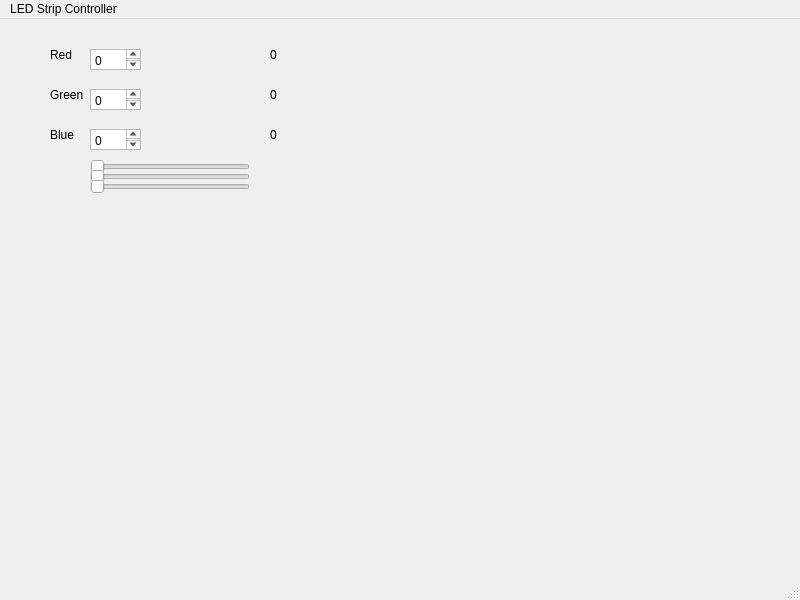
First picture: the form in mainwindow.ui, repository yasir159/ledProject, before the edit.
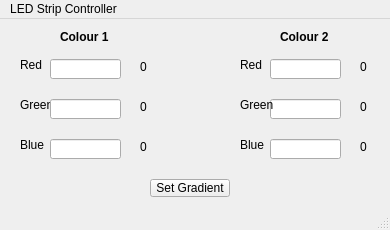
Second picture: the form after the edit.

Commit message: Finished code. Includes gradient and solid colour functions

Patch:
```diff
--- a/mainwindow.ui
+++ b/mainwindow.ui
@@ -2,13 +2,17 @@
 <ui version="4.0">
  <class>MainWindow</class>
  <widget class="QMainWindow" name="MainWindow">
-  <property name="geometry">
-   <rect>
-    <x>0</x>
-    <y>0</y>
-    <width>800</width>
-    <height>600</height>
-   </rect>
+  <property name="minimumSize">
+   <size>
+    <width>390</width>
+    <height>230</height>
+   </size>
+  </property>
+  <property name="sizeIncrement">
+   <size>
+    <width>100</width>
+    <height>100</height>
+   </size>
   </property>
   <property name="windowTitle">
    <string>MainWindow</string>
@@ -17,8 +21,8 @@
    <widget class="QLabel" name="red_label">
     <property name="geometry">
      <rect>
-      <x>50</x>
-      <y>30</y>
+      <x>20</x>
+      <y>40</y>
       <width>37</width>
       <height>12</height>
      </rect>
@@ -30,8 +34,8 @@
    <widget class="QLabel" name="green_label">
     <property name="geometry">
      <rect>
-      <x>50</x>
-      <y>70</y>
+      <x>20</x>
+      <y>80</y>
       <width>37</width>
       <height>12</height>
      </rect>
@@ -43,8 +47,8 @@
    <widget class="QLabel" name="blue_label">
     <property name="geometry">
      <rect>
-      <x>50</x>
-      <y>110</y>
+      <x>20</x>
+      <y>120</y>
       <width>37</width>
       <height>12</height>
      </rect>
@@ -53,61 +57,13 @@
      <string>Blue</string>
     </property>
    </widget>
-   <widget class="QSlider" name="red_slider">
-    <property name="geometry">
-     <rect>
-      <x>90</x>
-      <y>140</y>
-      <width>160</width>
-      <height>16</height>
-     </rect>
-    </property>
-    <property name="maximum">
-     <number>255</number>
-    </property>
-    <property name="orientation">
-     <enum>Qt::Orientation::Horizontal</enum>
-    </property>
-   </widget>
-   <widget class="QSlider" name="green_slider">
-    <property name="geometry">
-     <rect>
-      <x>90</x>
-      <y>150</y>
-      <width>160</width>
-      <height>16</height>
-     </rect>
-    </property>
-    <property name="maximum">
-     <number>255</number>
-    </property>
-    <property name="orientation">
-     <enum>Qt::Orientation::Horizontal</enum>
-    </property>
-   </widget>
-   <widget class="QSlider" name="blue_slider">
-    <property name="geometry">
-     <rect>
-      <x>90</x>
-      <y>160</y>
-      <width>160</width>
-      <height>16</height>
-     </rect>
-    </property>
-    <property name="maximum">
-     <number>255</number>
-    </property>
-    <property name="orientation">
-     <enum>Qt::Orientation::Horizontal</enum>
-    </property>
-   </widget>
    <widget class="QLabel" name="red_value_label">
     <property name="geometry">
      <rect>
-      <x>270</x>
-      <y>30</y>
-      <width>37</width>
-      <height>12</height>
+      <x>140</x>
+      <y>40</y>
+      <width>31</width>
+      <height>16</height>
      </rect>
     </property>
     <property name="text">
@@ -117,10 +73,10 @@
    <widget class="QLabel" name="green_value_label">
     <property name="geometry">
      <rect>
-      <x>270</x>
-      <y>70</y>
-      <width>37</width>
-      <height>12</height>
+      <x>140</x>
+      <y>80</y>
+      <width>31</width>
+      <height>16</height>
      </rect>
     </property>
     <property name="text">
@@ -130,74 +86,201 @@
    <widget class="QLabel" name="blue_value_label">
     <property name="geometry">
      <rect>
+      <x>140</x>
+      <y>120</y>
+      <width>31</width>
+      <height>16</height>
+     </rect>
+    </property>
+    <property name="text">
+     <string>0</string>
+    </property>
+   </widget>
+   <widget class="QLineEdit" name="red_value_input_label">
+    <property name="geometry">
+     <rect>
+      <x>50</x>
+      <y>40</y>
+      <width>71</width>
+      <height>20</height>
+     </rect>
+    </property>
+   </widget>
+   <widget class="QLineEdit" name="green_value_input_label">
+    <property name="geometry">
+     <rect>
+      <x>50</x>
+      <y>80</y>
+      <width>71</width>
+      <height>20</height>
+     </rect>
+    </property>
+   </widget>
+   <widget class="QLineEdit" name="blue_value_input_label">
+    <property name="geometry">
+     <rect>
+      <x>50</x>
+      <y>120</y>
+      <width>71</width>
+      <height>20</height>
+     </rect>
+    </property>
+   </widget>
+   <widget class="QLabel" name="green_value_label_2">
+    <property name="geometry">
+     <rect>
+      <x>360</x>
+      <y>80</y>
+      <width>31</width>
+      <height>16</height>
+     </rect>
+    </property>
+    <property name="text">
+     <string>0</string>
+    </property>
+   </widget>
+   <widget class="QLabel" name="blue_label_2">
+    <property name="geometry">
+     <rect>
+      <x>240</x>
+      <y>120</y>
+      <width>37</width>
+      <height>12</height>
+     </rect>
+    </property>
+    <property name="text">
+     <string>Blue</string>
+    </property>
+   </widget>
+   <widget class="QLineEdit" name="red_value_input_label_2">
+    <property name="geometry">
+     <rect>
       <x>270</x>
-      <y>110</y>
+      <y>40</y>
+      <width>71</width>
+      <height>20</height>
+     </rect>
+    </property>
+   </widget>
+   <widget class="QLabel" name="blue_value_label_2">
+    <property name="geometry">
+     <rect>
+      <x>360</x>
+      <y>120</y>
+      <width>31</width>
+      <height>16</height>
+     </rect>
+    </property>
+    <property name="text">
+     <string>0</string>
+    </property>
+   </widget>
+   <widget class="QLabel" name="red_label_2">
+    <property name="geometry">
+     <rect>
+      <x>240</x>
+      <y>40</y>
       <width>37</width>
       <height>12</height>
      </rect>
     </property>
     <property name="text">
+     <string>Red</string>
+    </property>
+   </widget>
+   <widget class="QLabel" name="red_value_label_2">
+    <property name="geometry">
+     <rect>
+      <x>360</x>
+      <y>40</y>
+      <width>31</width>
+      <height>16</height>
+     </rect>
+    </property>
+    <property name="text">
      <string>0</string>
     </property>
    </widget>
-   <widget class="QTextEdit" name="red_value_input_label">
+   <widget class="QLineEdit" name="blue_value_input_label_2">
     <property name="geometry">
      <rect>
-      <x>90</x>
-      <y>30</y>
-      <width>51</width>
-      <height>21</height>
+      <x>270</x>
+      <y>120</y>
+      <width>71</width>
+      <height>20</height>
      </rect>
     </property>
-    <property name="html">
-     <string>&lt;!DOCTYPE HTML PUBLIC &quot;-//W3C//DTD HTML 4.0//EN&quot; &quot;http://www.w3.org/TR/REC-html40/strict.dtd&quot;&gt;
-&lt;html&gt;&lt;head&gt;&lt;meta name=&quot;qrichtext&quot; content=&quot;1&quot; /&gt;&lt;meta charset=&quot;utf-8&quot; /&gt;&lt;style type=&quot;text/css&quot;&gt;
-p, li { white-space: pre-wrap; }
-hr { height: 1px; border-width: 0; }
-li.unchecked::marker { content: &quot;\2610&quot;; }
-li.checked::marker { content: &quot;\2612&quot;; }
-&lt;/style&gt;&lt;/head&gt;&lt;body style=&quot; font-family:'Segoe UI'; font-size:9pt; font-weight:400; font-style:normal;&quot;&gt;
-&lt;p style=&quot; margin-top:0px; margin-bottom:0px; margin-left:0px; margin-right:0px; -qt-block-indent:0; text-indent:0px;&quot;&gt;0&lt;/p&gt;&lt;/body&gt;&lt;/html&gt;</string>
+   </widget>
+   <widget class="QLineEdit" name="green_value_input_label_2">
+    <property name="geometry">
+     <rect>
+      <x>270</x>
+      <y>80</y>
+      <width>71</width>
+      <height>20</height>
+     </rect>
     </property>
    </widget>
-   <widget class="QTextEdit" name="green_value_input_label">
+   <widget class="QLabel" name="green_label_2">
     <property name="geometry">
      <rect>
-      <x>90</x>
-      <y>70</y>
+      <x>240</x>
+      <y>80</y>
+      <width>37</width>
+      <height>12</height>
+     </rect>
+    </property>
+    <property name="text">
+     <string>Green</string>
+    </property>
+   </widget>
+   <widget class="QPushButton" name="set_gradient_button">
+    <property name="geometry">
+     <rect>
+      <x>150</x>
+      <y>160</y>
+      <width>80</width>
+      <height>18</height>
+     </rect>
+    </property>
+    <property name="text">
+     <string>Set Gradient</string>
+    </property>
+   </widget>
+   <widget class="QLabel" name="label">
+    <property name="geometry">
+     <rect>
+      <x>60</x>
+      <y>10</y>
       <width>51</width>
-      <height>21</height>
+      <height>16</height>
      </rect>
     </property>
-    <property name="html">
-     <string>&lt;!DOCTYPE HTML PUBLIC &quot;-//W3C//DTD HTML 4.0//EN&quot; &quot;http://www.w3.org/TR/REC-html40/strict.dtd&quot;&gt;
-&lt;html&gt;&lt;head&gt;&lt;meta name=&quot;qrichtext&quot; content=&quot;1&quot; /&gt;&lt;meta charset=&quot;utf-8&quot; /&gt;&lt;style type=&quot;text/css&quot;&gt;
-p, li { white-space: pre-wrap; }
-hr { height: 1px; border-width: 0; }
-li.unchecked::marker { content: &quot;\2610&quot;; }
-li.checked::marker { content: &quot;\2612&quot;; }
-&lt;/style&gt;&lt;/head&gt;&lt;body style=&quot; font-family:'Segoe UI'; font-size:9pt; font-weight:400; font-style:normal;&quot;&gt;
-&lt;p style=&quot; margin-top:0px; margin-bottom:0px; margin-left:0px; margin-right:0px; -qt-block-indent:0; text-indent:0px;&quot;&gt;0&lt;/p&gt;&lt;/body&gt;&lt;/html&gt;</string>
+    <property name="font">
+     <font>
+      <bold>true</bold>
+     </font>
     </property>
+    <property name="text">
+     <string>Colour 1</string>
+    </property>
    </widget>
-   <widget class="QTextEdit" name="blue_value_input_label">
+   <widget class="QLabel" name="label_2">
     <property name="geometry">
      <rect>
-      <x>90</x>
-      <y>110</y>
+      <x>280</x>
+      <y>10</y>
       <width>51</width>
-      <height>21</height>
+      <height>16</height>
      </rect>
     </property>
-    <property name="html">
-     <string>&lt;!DOCTYPE HTML PUBLIC &quot;-//W3C//DTD HTML 4.0//EN&quot; &quot;http://www.w3.org/TR/REC-html40/strict.dtd&quot;&gt;
-&lt;html&gt;&lt;head&gt;&lt;meta name=&quot;qrichtext&quot; content=&quot;1&quot; /&gt;&lt;meta charset=&quot;utf-8&quot; /&gt;&lt;style type=&quot;text/css&quot;&gt;
-p, li { white-space: pre-wrap; }
-hr { height: 1px; border-width: 0; }
-li.unchecked::marker { content: &quot;\2610&quot;; }
-li.checked::marker { content: &quot;\2612&quot;; }
-&lt;/style&gt;&lt;/head&gt;&lt;body style=&quot; font-family:'Segoe UI'; font-size:9pt; font-weight:400; font-style:normal;&quot;&gt;
-&lt;p style=&quot; margin-top:0px; margin-bottom:0px; margin-left:0px; margin-right:0px; -qt-block-indent:0; text-indent:0px;&quot;&gt;0&lt;/p&gt;&lt;/body&gt;&lt;/html&gt;</string>
+    <property name="font">
+     <font>
+      <bold>true</bold>
+     </font>
+    </property>
+    <property name="text">
+     <string>Colour 2</string>
     </property>
    </widget>
   </widget>
@@ -206,7 +289,7 @@
     <rect>
      <x>0</x>
      <y>0</y>
-     <width>800</width>
+     <width>390</width>
      <height>17</height>
     </rect>
    </property>
```
The commit also changes 16 other files.
